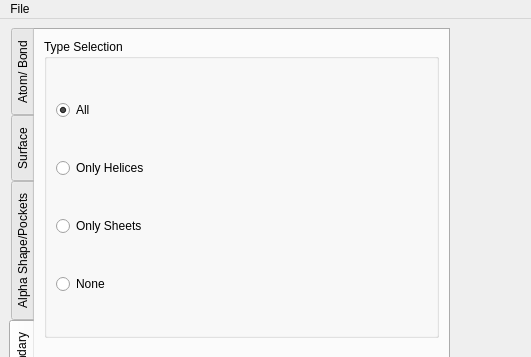
Above: pv_app/forms/mainwindow.ui from nithins/proteinvis before the change; both pictures show x 0 to 531 and y 0 to 357 of the 1035 by 813 pixel window. Below: the same form after it.
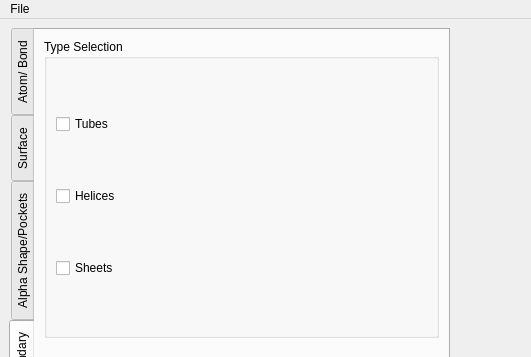
That is the form after the change. The open tabs and pages were chosen to show the change. Icons and pictures are not drawn. Custom widgets are drawn as their Qt base class.

Diff of the .ui file:
```diff
--- a/pv_app/forms/mainwindow.ui
+++ b/pv_app/forms/mainwindow.ui
@@ -425,36 +425,29 @@
                </property>
                <layout class="QGridLayout" name="gridLayout_2">
                 <item row="0" column="0">
-                 <widget class="QRadioButton" name="complete_sec_radiobutton">
+                 <widget class="QCheckBox" name="sec_tubes_checkbox">
                   <property name="text">
-                   <string>All</string>
+                   <string>Tubes</string>
                   </property>
                   <property name="checked">
-                   <bool>true</bool>
+                   <bool>false</bool>
                   </property>
                  </widget>
                 </item>
                 <item row="1" column="0">
-                 <widget class="QRadioButton" name="helix_sec_radiobutton">
+                 <widget class="QCheckBox" name="sec_helices_checkbox">
                   <property name="text">
-                   <string>Only Helices</string>
+                   <string>Helices</string>
                   </property>
                  </widget>
                 </item>
                 <item row="2" column="0">
-                 <widget class="QRadioButton" name="sheets_sec_radiobutton">
+                 <widget class="QCheckBox" name="sec_sheets_checkbox">
                   <property name="enabled">
                    <bool>true</bool>
                   </property>
                   <property name="text">
-                   <string>Only Sheets</string>
-                  </property>
-                 </widget>
-                </item>
-                <item row="3" column="0">
-                 <widget class="QRadioButton" name="none_rendermode_radioButton_2">
-                  <property name="text">
-                   <string>None</string>
+                   <string>Sheets</string>
                   </property>
                  </widget>
                 </item>
```
Left out of the diff: 2 changed lines with no effect on the pictures.
